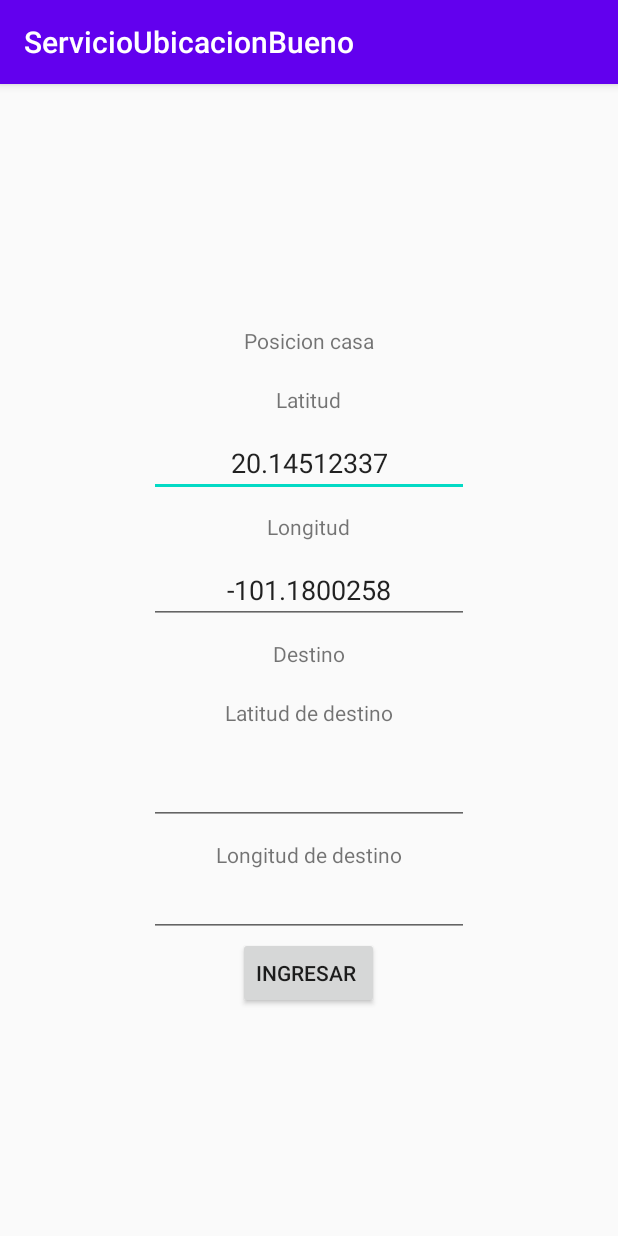
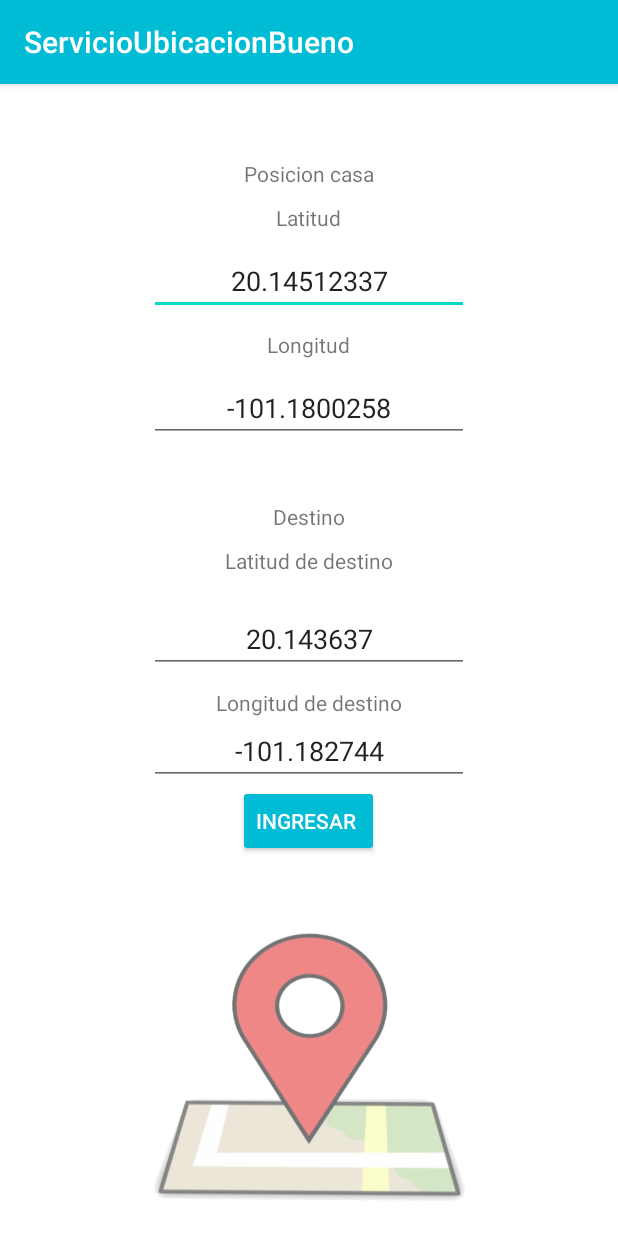
Before and after one commit to brayanskiler/mapas_S15120058_S16120001, an Android app: the screen it shows after launch (MainActivity), on a phone screen of 412 x 824 dp. Run offline under Robolectric (Android 15) with nearby library versions, the phone set to English and light mode, and no system bars.

```diff
--- a/app/build.gradle
+++ b/app/build.gradle
@@ -25,7 +25,7 @@ android {
 
 dependencies {
     implementation fileTree(dir: 'libs', include: ['*.jar'])
-
+    implementation 'com.android.volley:volley:1.1.1'
     implementation 'androidx.appcompat:appcompat:1.1.0'
     implementation 'androidx.constraintlayout:constraintlayout:1.1.3'
     implementation 'com.google.android.gms:play-services-maps:17.0.0'
@@ -33,4 +33,6 @@ dependencies {
     androidTestImplementation 'androidx.test.ext:junit:1.1.1'
     androidTestImplementation 'androidx.test.espresso:espresso-core:3.2.0'
     implementation 'com.google.android.gms:play-services-location:17.0.0'
+    compile 'com.google.maps.android:android-maps-utils:0.5+'
+
 }
--- a/app/src/main/AndroidManifest.xml
+++ b/app/src/main/AndroidManifest.xml
@@ -1,5 +1,6 @@
 <?xml version="1.0" encoding="utf-8"?>
 <manifest xmlns:android="http://schemas.android.com/apk/res/android"
+    xmlns:tools="http://schemas.android.com/tools"
     package="com.example.brian.servicioubicacion">
 
     <!--
@@ -8,6 +9,7 @@
          location permissions for the 'MyLocation' functionality.
     -->
     <uses-permission android:name="android.permission.ACCESS_FINE_LOCATION" />
+
 
     <application
         android:allowBackup="true"
@@ -39,6 +41,9 @@
                 <category android:name="android.intent.category.LAUNCHER" />
             </intent-filter>
         </activity>
+
+        <uses-library android:name="org.apache.http.legacy" android:required="false"
+            tools:ignore="WrongManifestParent" />
     </application>
 
 </manifest>
--- a/app/src/main/java/com/example/brian/servicioubicacion/MainActivity.java
+++ b/app/src/main/java/com/example/brian/servicioubicacion/MainActivity.java
@@ -28,11 +28,14 @@ import com.google.android.gms.tasks.Task;
 
 public class MainActivity extends AppCompatActivity {
 
-    private FusedLocationProviderClient fusedLocationClient;
     Button aceptar;
-
+    //Origen
     TextView latitudOrigen;
     TextView longitudOrigen;
+
+    //Destino
+    TextView latitudDestino;
+    TextView longitudDestino;
 
     public static Intent intent = new Intent();
 
@@ -46,35 +49,29 @@ public class MainActivity extends AppCompatActivity {
 
 
         aceptar = (Button)findViewById(R.id.btnAceptar);
+
+        //Origen
         latitudOrigen = (TextView)findViewById(R.id.txtLatitud);
         longitudOrigen = (TextView)findViewById(R.id.txtLongitud);
 
-        fusedLocationClient = LocationServices.getFusedLocationProviderClient(this);
-        fusedLocationClient.getLastLocation()
-                .addOnSuccessListener(this, new OnSuccessListener<Location>() {
-                    @Override
-                    public void onSuccess(Location location) {
-                        // Got last known location. In some rare situations this can be null.
-                        if (location != null) {
-                            // Logic to handle location object
-                            String msj = "Latitud: "+ String.valueOf(location.getLatitude())
-                                    + "\nLongitud: " + location.getLongitude();
-
-                            Toast.makeText(MainActivity.this, msj,
-                                    Toast.LENGTH_LONG).show();
-                            Log.i("MiUbi", msj);
-                        }else {Log.i("MiUbi", "Sin ubicaciòn ");}
+        //Destino
+        latitudDestino = (TextView)findViewById(R.id.txtLatitudDestino);
+        longitudDestino = (TextView)findViewById(R.id.txtLonfitudDestino);
 
 
-                    }
-                });
 
         aceptar.setOnClickListener(new View.OnClickListener() {
             @Override
             public void onClick(View view) {
 
+                //Origen
                 intent.putExtra("LatitudOrigen", latitudOrigen.getText().toString());
                 intent.putExtra("LongitudOrigen",longitudOrigen.getText().toString());
+
+                //Destino
+                intent.putExtra("latituDestino",latitudDestino.getText().toString());
+                intent.putExtra("longitudDestino",longitudDestino.getText().toString());
+
 
                 Intent intent = new Intent(getApplicationContext(),MapsActivity.class);
                 startActivity(intent);
--- a/app/src/main/res/layout/activity_main.xml
+++ b/app/src/main/res/layout/activity_main.xml
@@ -4,26 +4,27 @@
     xmlns:tools="http://schemas.android.com/tools"
     android:layout_width="match_parent"
     android:layout_height="match_parent"
-    tools:context=".MainActivity"
+    android:background="@drawable/icon"
+    android:gravity="center_horizontal"
     android:orientation="vertical"
-    android:gravity="center">
+    tools:context=".MainActivity">
 
     <TextView
         android:layout_width="wrap_content"
         android:layout_height="wrap_content"
+        android:layout_marginTop="50dp"
         android:text="Posicion casa"
         app:layout_constraintBottom_toBottomOf="parent"
         app:layout_constraintLeft_toLeftOf="parent"
         app:layout_constraintRight_toRightOf="parent"
-        app:layout_constraintTop_toTopOf="parent"
-        android:layout_margin="10dp"/>
+        app:layout_constraintTop_toTopOf="parent" />
 
     <TextView
         android:id="@+id/textView2"
         android:layout_width="wrap_content"
         android:layout_height="wrap_content"
-        android:text="Latitud"
-        android:layout_margin="10dp"/>
+        android:layout_margin="10dp"
+        android:text="Latitud" />
 
     <EditText
         android:id="@+id/txtLatitud"
@@ -38,8 +39,8 @@
         android:id="@+id/textView3"
         android:layout_width="wrap_content"
         android:layout_height="wrap_content"
-        android:text="Longitud"
-        android:layout_margin="10dp"/>
+        android:layout_margin="10dp"
+        android:text="Longitud" />
 
     <EditText
         android:id="@+id/txtLongitud"
@@ -54,24 +55,26 @@
         android:id="@+id/textView4"
         android:layout_width="wrap_content"
         android:layout_height="wrap_content"
-        android:text="Destino"
-        android:layout_margin="10dp"
-        />
+
+        android:layout_marginTop="40dp"
+        android:text="Destino" />
 
     <TextView
         android:id="@+id/textView5"
         android:layout_width="wrap_content"
         android:layout_height="wrap_content"
-        android:text="Latitud de destino"
-        android:layout_margin="10dp"/>
+        android:layout_margin="10dp"
+        android:text="Latitud de destino" />
 
     <EditText
         android:id="@+id/txtLatitudDestino"
         android:layout_width="wrap_content"
         android:layout_height="wrap_content"
+        android:layout_margin="10dp"
         android:ems="10"
         android:inputType="textPersonName"
-        android:layout_margin="10dp"/>
+        android:text="20.143637"
+        android:textAlignment="center" />
 
     <TextView
         android:id="@+id/textView6"
@@ -84,13 +87,17 @@
         android:layout_width="wrap_content"
         android:layout_height="wrap_content"
         android:ems="10"
-        android:inputType="textPersonName" />
+        android:inputType="textPersonName"
+        android:text="-101.182744"
+        android:textAlignment="center" />
 
     <Button
         android:id="@+id/btnAceptar"
         android:layout_width="wrap_content"
         android:layout_height="wrap_content"
-        android:text="Ingresar " />
+        android:backgroundTint="#00BCD4"
+        android:text="Ingresar "
+        android:textColor="#FFFFFF" />
 
 
 </androidx.appcompat.widget.LinearLayoutCompat>
--- a/app/src/main/res/values/colors.xml
+++ b/app/src/main/res/values/colors.xml
@@ -1,6 +1,6 @@
 <?xml version="1.0" encoding="utf-8"?>
 <resources>
-    <color name="colorPrimary">#6200EE</color>
-    <color name="colorPrimaryDark">#3700B3</color>
+    <color name="colorPrimary">#00BCD4</color>
+    <color name="colorPrimaryDark">#00BCD4</color>
     <color name="colorAccent">#03DAC5</color>
 </resources>
```
Also changed, not shown: app/src/main/java/com/example/brian/servicioubicacion/MapsActivity.java (+88 -1 lines), app/src/main/res/drawable/icon.png (added).
